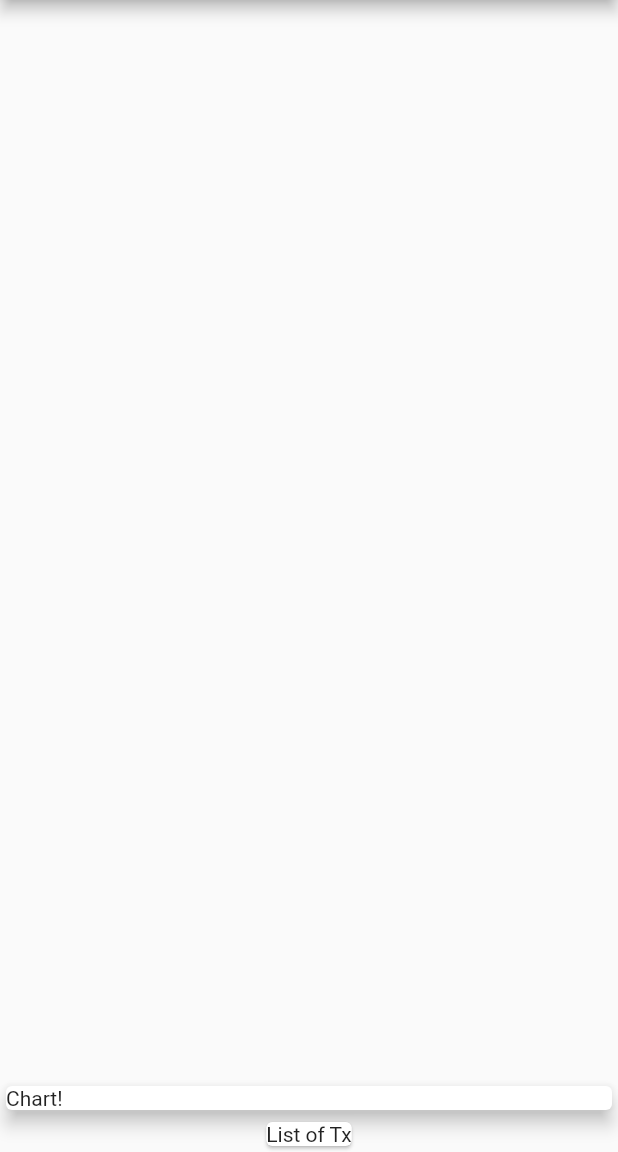
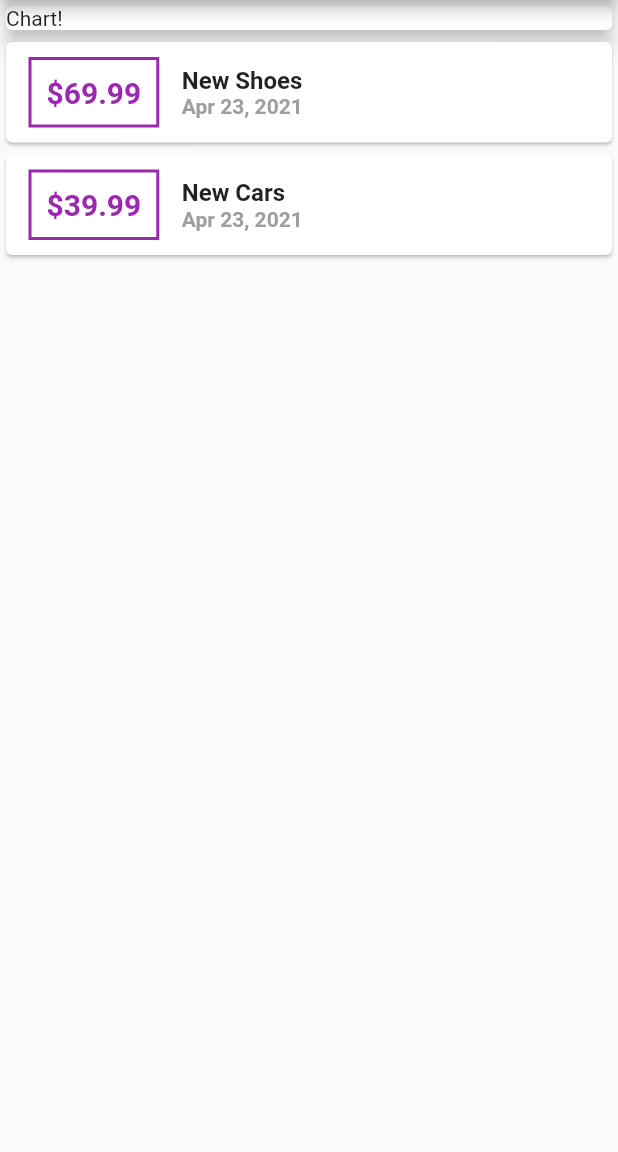
Before and after one commit to harrowmykel/Expense-Tracker-App---Demo-Flutter, a Flutter app: the screen it shows after launch, on a phone screen of 412 x 824 dp, the part 84-1236 px from its top. Run offline on Flutter 3.47's test engine with Material 2 defaults, Android fonts, the phone set to English and light mode, and no system bars.

Commit message:
interpolation and datetime formatting

```diff
--- a/lib/main.dart
+++ b/lib/main.dart
@@ -1,4 +1,6 @@
 import 'package:flutter/material.dart';
+import 'package:intl/intl.dart';
+import './models/transaction.dart';
 
 void main() {
   runApp(MyApp());
@@ -19,7 +21,21 @@ class MyApp extends StatelessWidget {
 }
 
 class MyHomePage extends StatelessWidget {
-  // This widget is the root of your application.
+  final List<Transaction> transactions = [
+    Transaction(
+      id: 't1',
+      title: 'New Shoes',
+      amount: 69.99,
+      date: DateTime.now(),
+    ),
+    Transaction(
+      id: 't2',
+      title: 'New Cars',
+      amount: 39.99,
+      date: DateTime.now(),
+    )
+  ];
+
   @override
   Widget build(BuildContext context) {
     return Scaffold(
@@ -27,7 +43,8 @@ class MyHomePage extends StatelessWidget {
         title: Text('Flutter Demo'),
       ),
       body: Column(
-        mainAxisAlignment: MainAxisAlignment.end,
+          // mainAxisAlignment: MainAxisAlignment.end,
+          // crossAxisAlignment: CrossAxisAlignment.end,
           children: <Widget>[
             Container(
               width: double.infinity,
@@ -36,9 +53,54 @@ class MyHomePage extends StatelessWidget {
                 elevation: 5,
               ),
             ),
-        Card(
-          child: Text('List of Tx'),
+            Column(
+                children: transactions.map((tx) {
+              return Card(
+                child: Row(children: [
+                  Container(
+                    child: Text(
+                      '\$${tx.amount}',
+                      style: TextStyle(
+                        fontWeight: FontWeight.bold,
+                        fontSize: 20,
+                        color: Colors.purple,
                       ),
+                    ),
+                    margin: EdgeInsets.symmetric(
+                      vertical: 10,
+                      horizontal: 15,
+                    ),
+                    decoration: BoxDecoration(
+                      border: Border.all(
+                        color: Colors.purple,
+                        width: 2,
+                      ),
+                    ),
+                    padding: EdgeInsets.all(10),
+                  ),
+                  Column(
+                    crossAxisAlignment: CrossAxisAlignment.start,
+                    children: [
+                      Text(
+                        tx.title,
+                        style: TextStyle(
+                          fontWeight: FontWeight.bold,
+                          fontSize: 16,
+                        ),
+                      ),
+                      Text(
+                        DateFormat.yMMMd().format(tx.date),
+                        style: TextStyle(
+                          fontWeight: FontWeight.bold,
+                          fontSize: 14,
+                          color: Colors.grey,
+                        ),
+                      ),
+                    ],
+                  ),
+                ]),
+              );
+            }).toList()),
           ]),
     );
   }
--- /dev/null
+++ b/lib/models/transaction.dart
@@ -0,0 +1,15 @@
+import 'package:flutter/foundation.dart';
+
+class Transaction {
+  String id;
+  String title;
+  double amount;
+  DateTime date;
+
+  Transaction({
+    @required this.id,
+    @required this.title,
+    @required this.amount,
+    @required this.date,
+  });
+}
--- a/pubspec.yaml
+++ b/pubspec.yaml
@@ -23,6 +23,7 @@ environment:
 dependencies:
   flutter:
     sdk: flutter
+  intl: ^0.17.0
 
 
   # The following adds the Cupertino Icons font to your application.
```
Also changed, not shown: pubspec.lock. Lines whose indentation alone changed are shown as unchanged.
